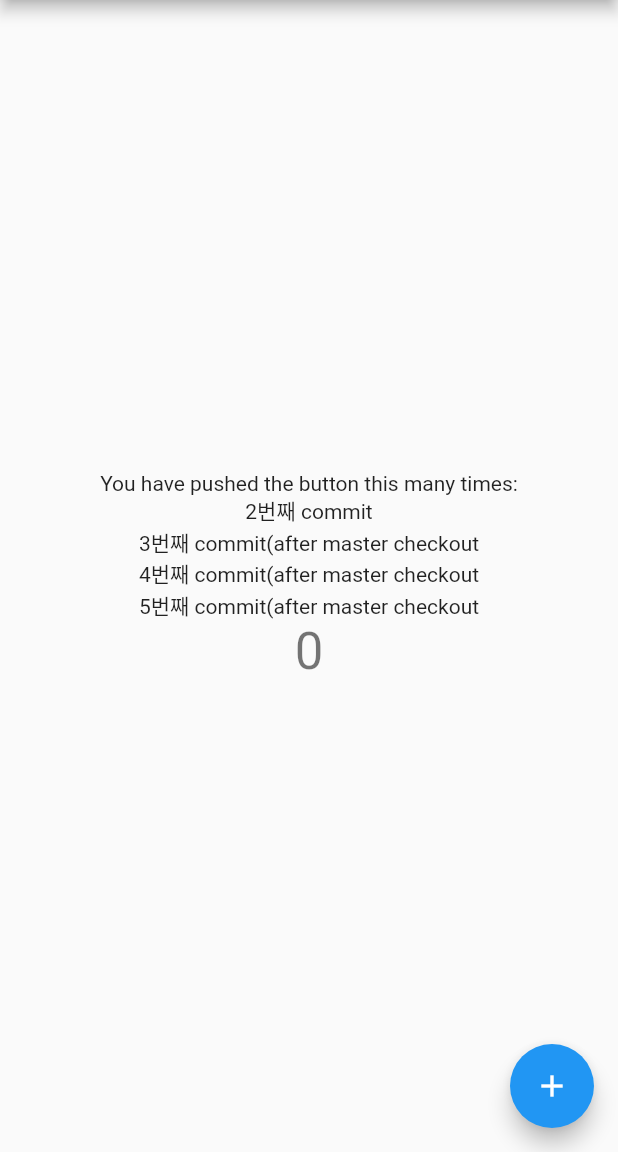
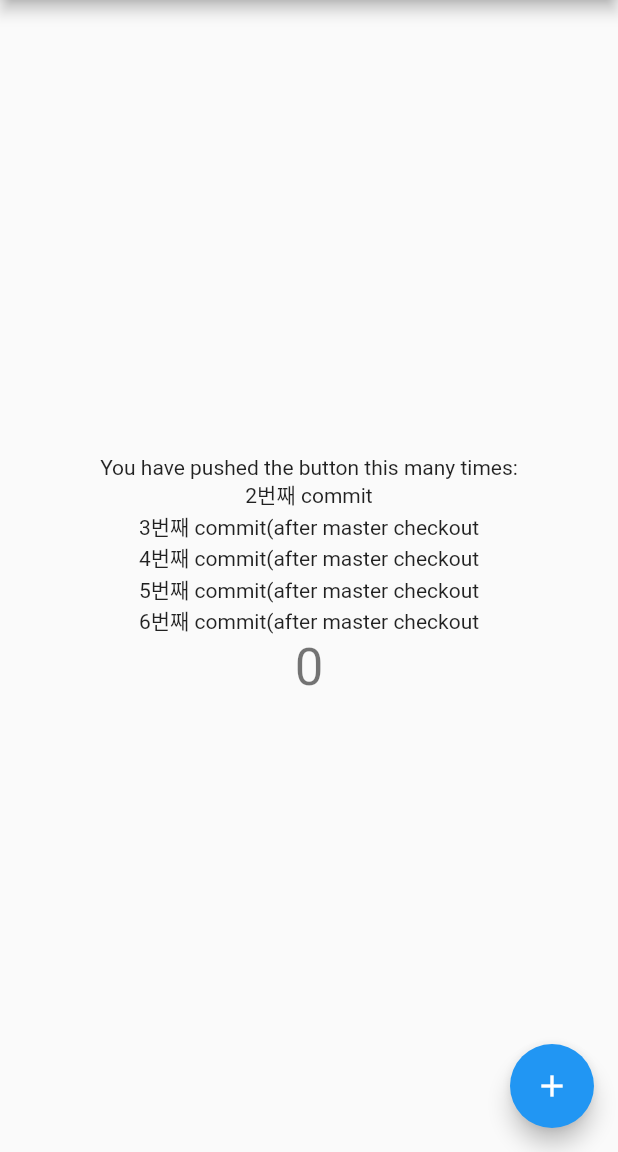
Before and after one commit to bigmsg/flutter_git_branch_test, a Flutter app: the screen it shows after launch, on a phone screen of 412 x 824 dp, the part 84-1236 px from its top. Run offline on Flutter 3.47's test engine with Material 2 defaults, Android fonts, the phone set to English and light mode, and no system bars.

Commit message:
6번째 commit(after master checkout)

```diff
--- a/lib/main.dart
+++ b/lib/main.dart
@@ -91,6 +91,7 @@ class _MyHomePageState extends State<MyHomePage> {
             Text('3번째 commit(after master checkout'),
             Text('4번째 commit(after master checkout'),
             Text('5번째 commit(after master checkout'),
+            Text('6번째 commit(after master checkout'),
             Text(
               '$_counter',
               style: Theme.of(context).textTheme.headline4,
```
